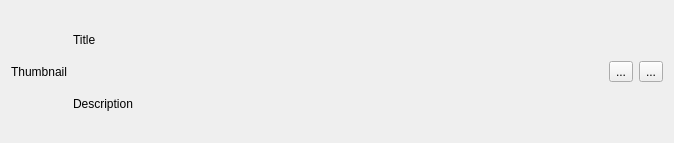
Old version of the form feeditem.ui in the repository KonstantinCodes/KangooFeed.
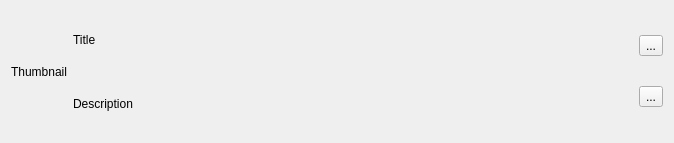
New version of the form. Icons and pictures are not drawn.

Commit message: make toolbox vertical

Patch:
```diff
--- a/feeditem.ui
+++ b/feeditem.ui
@@ -59,12 +59,12 @@
     </spacer>
    </item>
    <item>
-    <layout class="QHBoxLayout" name="horizontalLayout">
+    <layout class="QVBoxLayout" name="verticalLayout_2">
      <property name="sizeConstraint">
       <enum>QLayout::SetMinimumSize</enum>
      </property>
      <item>
-      <widget class="QToolButton" name="toolButton_2">
+      <widget class="QToolButton" name="toolButton">
        <property name="text">
         <string>...</string>
        </property>
@@ -81,7 +81,7 @@
       </widget>
      </item>
      <item>
-      <widget class="QToolButton" name="toolButton">
+      <widget class="QToolButton" name="toolButton_2">
        <property name="text">
         <string>...</string>
        </property>
```
Left out of the diff: 4 changed lines with no effect on the pictures.
